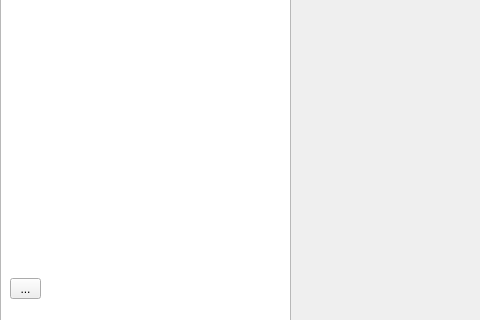
This is project/secondwindow.ui in AleksandraSorokovikova/MyPlace as Qt 5 draws it before an edit; both pictures show x 0 to 480 and y 297 to 617 of the 1043 by 617 pixel window. The edited form follows.
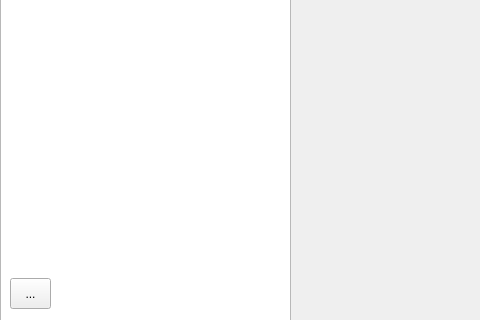
This is the edited form. Icons and pictures are not drawn.

```diff
--- a/project/secondwindow.ui
+++ b/project/secondwindow.ui
@@ -57,8 +57,8 @@
     <rect>
      <x>10</x>
      <y>575</y>
-     <width>31</width>
-     <height>21</height>
+     <width>41</width>
+     <height>31</height>
     </rect>
    </property>
    <property name="text">
```
Left out of the diff: 10 changed lines with no effect on the pictures.
